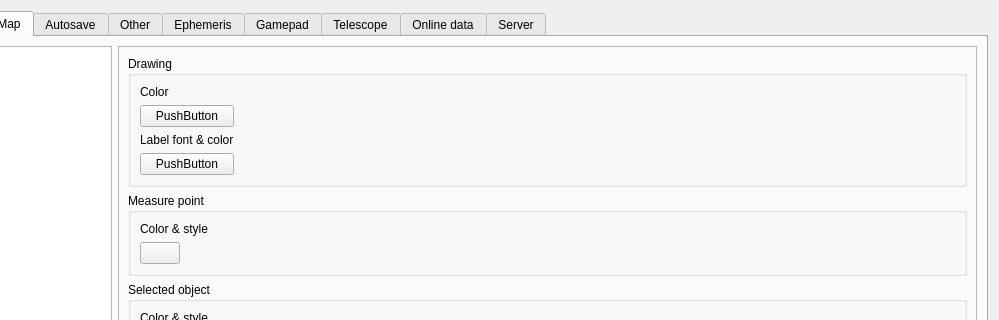
Before: the Qt Designer form csetting.ui in PavelMr/skytechx, drawn with Qt 5; both pictures show x 110 to 1109 and y 0 to 320 of the 1109 by 737 pixel window.
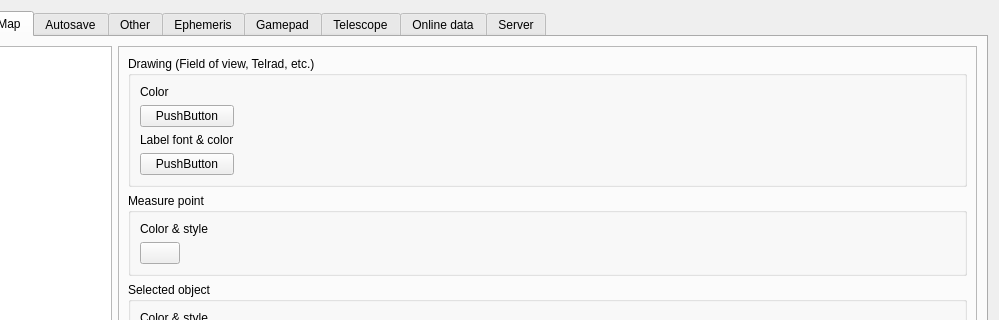
After: the same form once the commit is applied. The open tabs and pages were chosen to show the change. Icons and pictures are not drawn. Custom widgets are drawn as their Qt base class.

Commit message: Drawing line style

```diff
--- a/csetting.ui
+++ b/csetting.ui
@@ -3416,7 +3416,7 @@
                <item row="0" column="0" colspan="2">
                 <widget class="QGroupBox" name="groupBox_15">
                  <property name="title">
-                  <string>Drawing</string>
+                  <string>Drawing (Field of view, Telrad, etc.)</string>
                  </property>
                  <layout class="QVBoxLayout" name="verticalLayout_49">
                   <item>
```
Left out of the diff: 2 changed lines with no effect on the pictures. The commit also changes 7 other files.
